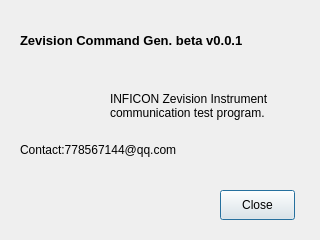
Above: about_dialog.ui from xmartinly/zevisiongen before the change. Below: the same form after it.
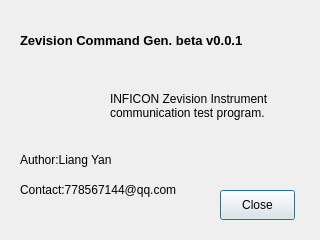
That is the form after the change.

```diff
--- a/about_dialog.ui
+++ b/about_dialog.ui
@@ -106,7 +106,7 @@
    <property name="geometry">
     <rect>
      <x>20</x>
-     <y>140</y>
+     <y>180</y>
      <width>161</width>
      <height>20</height>
     </rect>
@@ -115,6 +115,19 @@
     <string>Contact:778567144@qq.com</string>
    </property>
   </widget>
+  <widget class="QLabel" name="label_4">
+   <property name="geometry">
+    <rect>
+     <x>20</x>
+     <y>150</y>
+     <width>161</width>
+     <height>20</height>
+    </rect>
+   </property>
+   <property name="text">
+    <string>Author:Liang Yan</string>
+   </property>
+  </widget>
  </widget>
  <resources/>
  <connections/>
```
